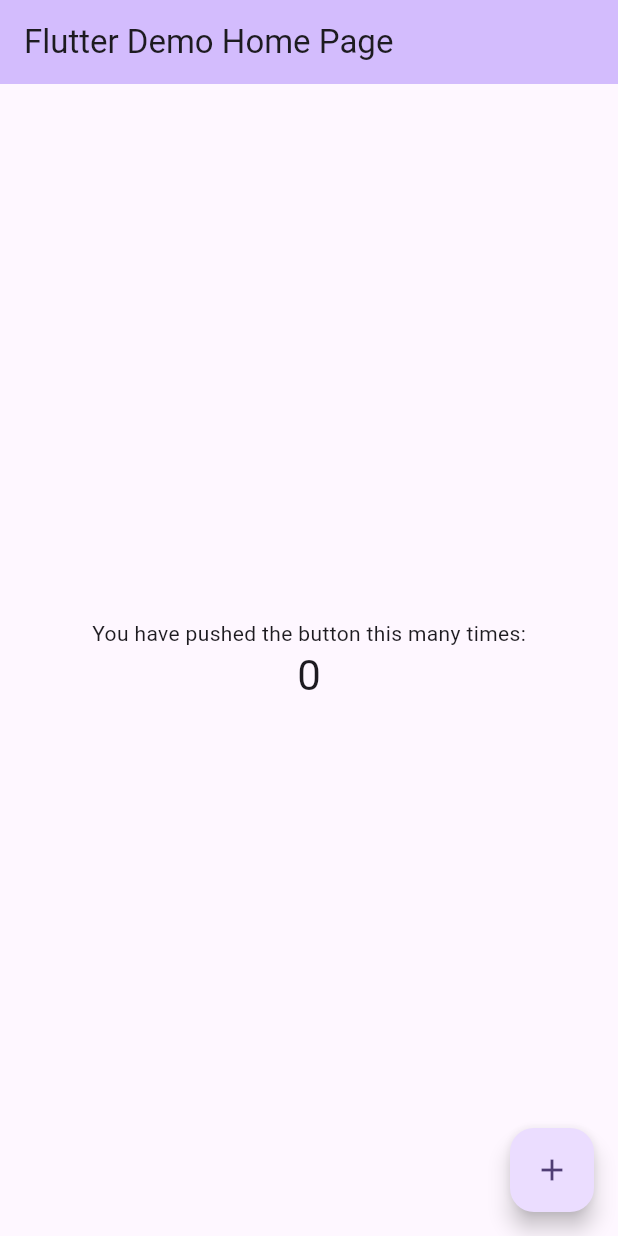
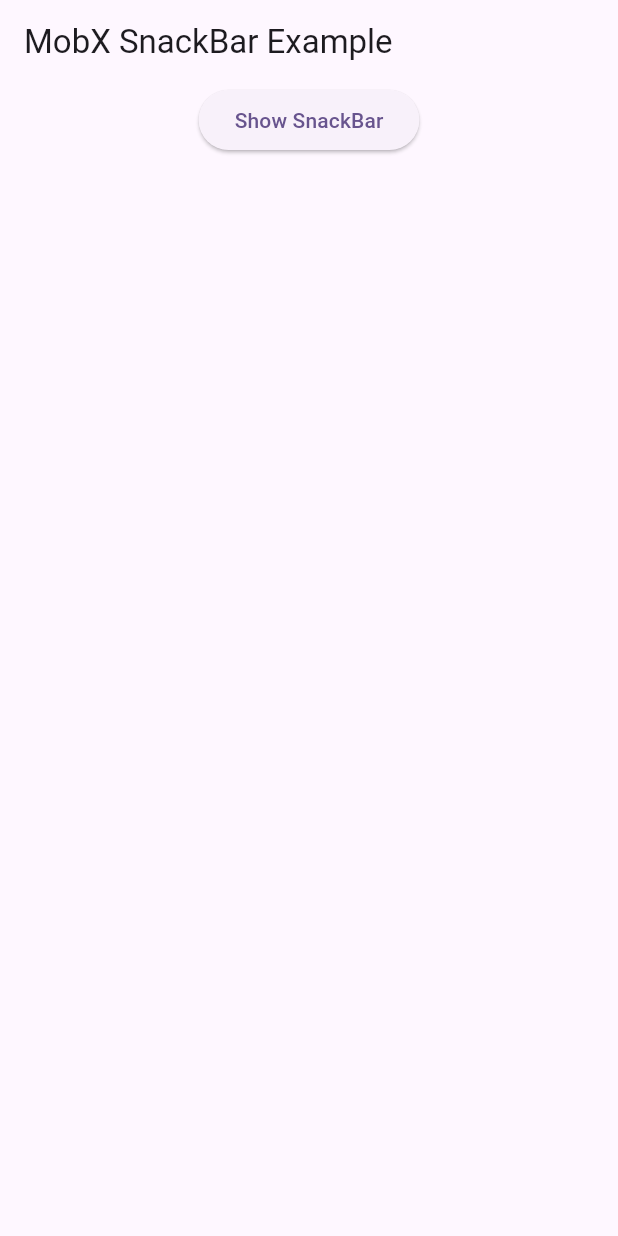
Before and after one commit to kelryazevedo/mobx_project, a Flutter app: the screen it shows after launch, on a phone screen of 412 x 824 dp. Run offline on Flutter 3.47's test engine with Material 3 defaults, Android fonts, the light colour scheme and no system bars; our stand-ins replace mobx; generated files the repository leaves out were written again.

Commit message:
implement mobx snackbar

```diff
--- /dev/null
+++ b/lib/home/home_page.dart
@@ -0,0 +1,51 @@
+import 'package:flutter/material.dart';
+import 'package:mobx/mobx.dart';
+import 'package:mobx_project/home/controller/home_controller.dart';
+
+class HomePage extends StatefulWidget {
+  const HomePage({super.key});
+
+  @override
+  State<HomePage> createState() => _HomePageState();
+}
+
+class _HomePageState extends State<HomePage> {
+  final controller = HomeController();
+  late final ReactionDisposer snackBarDisposer;
+
+  @override
+  void initState() {
+    super.initState();
+
+    snackBarDisposer = reaction<bool>((_) => controller.isSnackBar, (show) {
+      if (show) {
+        ScaffoldMessenger.of(
+          context,
+        ).showSnackBar(SnackBar(content: Text(controller.snackBarMessage)));
+      }
+    });
+  }
+
+  @override
+  void dispose() {
+    snackBarDisposer();
+    super.dispose();
+  }
+
+  @override
+  Widget build(BuildContext context) {
+    return Scaffold(
+      appBar: AppBar(title: const Text('MobX SnackBar Example')),
+      body: Center(
+        child: Column(
+          children: [
+            ElevatedButton(
+              onPressed: () => controller.showSnackBar(),
+              child: Text('Show SnackBar'),
+            ),
+          ],
+        ),
+      ),
+    );
+  }
+}
--- a/lib/main.dart
+++ b/lib/main.dart
@@ -1,4 +1,5 @@
 import 'package:flutter/material.dart';
+import 'package:mobx_project/home/home_page.dart';
 
 void main() {
   runApp(const MyApp());
@@ -14,53 +15,7 @@
       theme: ThemeData(
         colorScheme: ColorScheme.fromSeed(seedColor: Colors.deepPurple),
       ),
-      home: const MyHomePage(title: 'Flutter Demo Home Page'),
+      home: const HomePage(),
     );
   }
 }
-
-class MyHomePage extends StatefulWidget {
-  const MyHomePage({super.key, required this.title});
-
-  final String title;
-
-  @override
-  State<MyHomePage> createState() => _MyHomePageState();
-}
-
-class _MyHomePageState extends State<MyHomePage> {
-  int _counter = 0;
-
-  void _incrementCounter() {
-    setState(() {
-      _counter++;
-    });
-  }
-
-  @override
-  Widget build(BuildContext context) {
-    return Scaffold(
-      appBar: AppBar(
-        backgroundColor: Theme.of(context).colorScheme.inversePrimary,
-        title: Text(widget.title),
-      ),
-      body: Center(
-        child: Column(
-          mainAxisAlignment: MainAxisAlignment.center,
-          children: <Widget>[
-            const Text('You have pushed the button this many times:'),
-            Text(
-              '$_counter',
-              style: Theme.of(context).textTheme.headlineMedium,
-            ),
-          ],
-        ),
-      ),
-      floatingActionButton: FloatingActionButton(
-        onPressed: _incrementCounter,
-        tooltip: 'Increment',
-        child: const Icon(Icons.add),
-      ),
-    );
-  }
-}
--- a/pubspec.yaml
+++ b/pubspec.yaml
@@ -12,6 +12,7 @@
     sdk: flutter
   cupertino_icons: ^1.0.8
   mobx: ^2.5.0
+  flutter_mobx: ^2.3.0
 
 
 dev_dependencies:
```
Also changed, not shown: lib/home/controller/home_controller.dart (added, +21 -0 lines), lib/home/controller/home_controller.g.dart (added), pubspec.lock.
